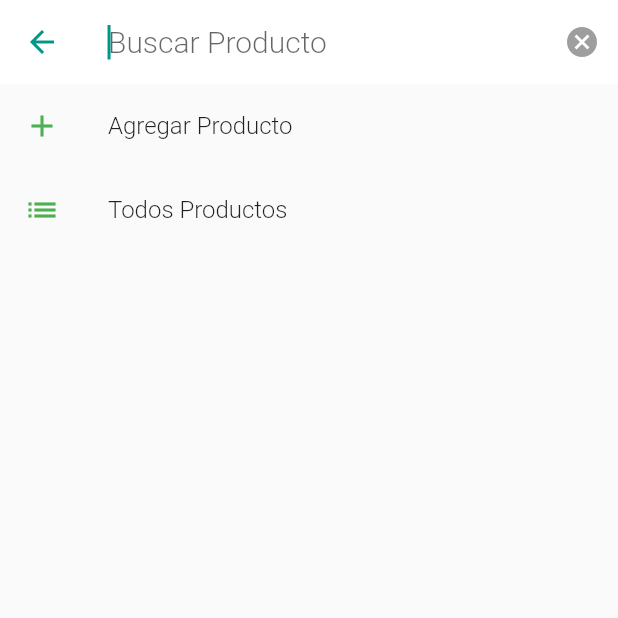
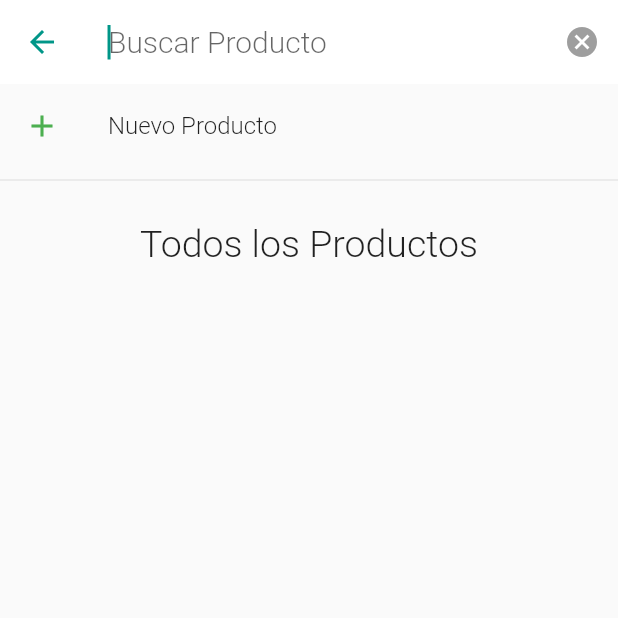
Before and after one commit to alanfg120/pedidosApp, a Flutter app: the AddProductoPage screen opened by its route, on a phone screen of 412 x 824 dp, the top half of it. Run offline on Flutter 3.47's test engine with Material 2 defaults, Android fonts, the phone set to English and light mode, and no system bars; our stand-ins replace bloc, equatable, flutter_bloc, hive, shared_preferences; accounts and stored records are empty; statements that could not run were skipped.

Commit message:
v  0.0.1(cantidad producto)

```diff
--- a/lib/main.dart
+++ b/lib/main.dart
@@ -38,8 +38,8 @@ void main() async {
  Hive.registerAdapter(ProductoAdapter(),1);
  BlocSupervisor.delegate = SimpleBlocDelegate();
 
-final box =await Hive.openBox('productos');
- box.clear();
+/* final box =await Hive.openBox('productos');
+ box.clear(); */
  runApp(MyApp());
 }
 
--- a/lib/src/componentes/pedidos/blocs/formpedidoBloc/formpedidoBloc.dart
+++ b/lib/src/componentes/pedidos/blocs/formpedidoBloc/formpedidoBloc.dart
@@ -66,8 +66,8 @@ class FormPedidosBloc extends Bloc<FormPedidoEvent,FormPedidoState>{
 
  Stream<FormPedidoState> _mapResetProductostate() async* {
        state.productos.forEach((p){
-         print(p.productoNombre);
-        p.select = false;
+         p.cantidad = 0;
+         p.select   = false;
        });
 
  yield state.copyWith(pedido:state.pedido,query:'',productos: state.productos);
--- a/lib/src/componentes/pedidos/vistas/addproductoPage.dart
+++ b/lib/src/componentes/pedidos/vistas/addproductoPage.dart
@@ -5,6 +5,7 @@ import 'package:pedidos/src/componentes/pedidos/blocs/formpedidoBloc/formpedidoB
 import 'package:pedidos/src/componentes/pedidos/blocs/formpedidoBloc/formpedidoEvent.dart';
 import 'package:pedidos/src/componentes/pedidos/blocs/formpedidoBloc/formpedidoState.dart';
 import 'package:pedidos/src/componentes/productos/data/repositorioProductos.dart';
+import 'package:pedidos/src/componentes/productos/models/productosClass.dart';
 
 class AddProductoPage extends StatefulWidget {
   AddProductoPage({Key key}) : super(key: key);
@@ -32,11 +33,7 @@ class _AddProductoPageState extends State<AddProductoPage> {
   @override
   Widget build(BuildContext context) {
     //ignore: close_sinks
-
      final formpedidoBloc = BlocProvider.of<FormPedidosBloc>(context);
-
-
-
      return  Scaffold(
              appBar: AppBar(
                                 title: TextField(
@@ -64,7 +61,6 @@ class _AddProductoPageState extends State<AddProductoPage> {
                                ),
                              body: BlocBuilder<FormPedidosBloc,FormPedidoState>(
                                    builder: (context,state){
-
                                    return resutlSearch(context,state,formpedidoBloc);
                                    },
                              )
@@ -77,106 +73,71 @@ class _AddProductoPageState extends State<AddProductoPage> {
                     if(state.query.isEmpty){
                         return Column(
                                children: <Widget>[
-                                            ListTile(
+                                            Flexible(
+                                              flex: 2,
+                                              child: ListTile(
                                                      leading : Icon(Icons.add,color: Colors.green),
-                                            title   : Text("Agregar Producto"),
-                                            onTap   : (){
-                                                  Navigator.pushNamed(context, 'formproducto');
-                                            },
+                                                     title   : Text("Nuevo Producto"),
+                                                     onTap   : ()=> Navigator.pushNamed(context, 'formproducto')
                                                     ),
-                                            ListTile(
-                                            leading : Icon(Icons.list,color: Colors.green),
-                                            title   : Text("Todos Productos"),
-                                            onTap   : (){},
+                                            ),
+                                            Divider(),
+                                            Flexible(
+                                              flex: 2,
+                                              child: Padding(
+                                                     padding: EdgeInsets.symmetric(vertical: 20),
+                                                     child: Text("Todos los Productos",style: TextStyle(fontSize: 25),)
+                                                     ),
+                                            ),
+                                            Flexible(
+                                              flex: 8,
+                                              child:  listaProductos(state.productos, bloc),
                                             )
+
+
                                          ],
                                );
 
                     }
-                   else  return ListView.builder(
-                                itemCount: state.productos.length,
+
+                   else if(state.query=='todos'){
+                     return listaProductos(state.productos,bloc);
+                   }
+
+                   else  {
+                          final listaSugerida = state.productos.where(
+                                                 (p)=> p.productoNombre
+                                                          .toLowerCase()
+                                                          .startsWith(state.query.toLowerCase()))
+                                                          .toList();
+
+                          return listaProductos(listaSugerida,bloc);
+                        }
+
+
+}
+
+Widget listaProductos(List<Producto> productos,bloc) {
+        return ListView.builder(
+              itemCount: productos.length,
               itemBuilder: (context,i){
-
                          return  ListTile(
-                                               title: Text(state.productos[i].productoNombre),
-                                                trailing:Switch (
-                                             value: state.productos[i].select,
+                                  title: Text(productos[i].productoNombre),
+                                  trailing:Checkbox(
+                                           value: productos[i].select,
                                            onChanged: (value){
                                                               setState(() {
-                                                  state.productos[i].select = value;
-                                                  if(value)bloc.add(AddProducto(producto:state.productos[i]));
+                                                                productos[i].select = value;
+                                                                if(value)
+                                                                bloc.add(AddProducto(producto:productos[i]));
                                                               });
                                                              },
                                           ),
                            );
               },
         );
+  }
 
 
 
-                   /* return StreamBuilder(
-                     stream :  repo.getProductos().asStream(),
-                     builder: (BuildContext context, AsyncSnapshot<List<Producto>> snapshot) {
-
-                       if(snapshot.hasData)
-                       return ListView.builder(
-                                  itemCount: snapshot.data.length,
-                                  itemBuilder: (context,i){
-                                    return ListTile(
-                                           title: Text(snapshot.data[i].productoNombre),
-                                           trailing:Switch (
-                                             value: snapshot.data[i].select,
-                                             onChanged: (value){
-                                                setState(() {
-                                                  snapshot.data[i].select = value;
-                                                  if(value)bloc.add(AddProducto(producto:snapshot.data[i]));
-                                                 });
-                                                 },
-                                           ),
-                                    );
-                     },
-
-                   );
-                    else return Container();
 }
-                   ); */
-
-
-                  /* return  BlocBuilder<ProductosBloc,ProductosState>(
-
-                     bloc: ProductosBloc(repo:repo)..add(LoadProductos()),
-                     builder: (context,stateProductos){
-                        if(stateProductos is LoadedProductos){
-                           return ListView.builder(
-                                  itemCount: stateProductos.producto.length,
-                                  itemBuilder: (context,i){
-                                    return ListTile(
-                                           title: Text(stateProductos.producto[i].productoNombre),
-                                           trailing:Switch (
-
-                                             value: stateProductos.producto[i].select,
-                                             onChanged: (value){
-                                                setState(() {
-
-                                                  stateProductos.producto[i].select = value;
-                                                 // if(value)bloc.add(AddProducto(producto:stateProductos.producto[i]));
-                                                });
-
-
-
-                                             },
-                                           ),
-                                    );
-                                  },
-                           );
-
-                        }
-                        return Center(child: CircularProgressIndicator());
-                     },
-
-                   ); */
-
-             }
-
-
-}
```
Also changed, not shown: lib/src/componentes/pedidos/vistas/formPedidos.dart (+38 -11 lines), lib/src/componentes/productos/vistas/formProductos.dart (+9 -7 lines). Lines whose indentation alone changed are shown as unchanged.
